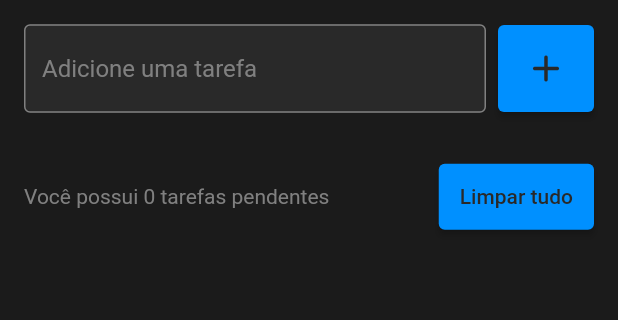
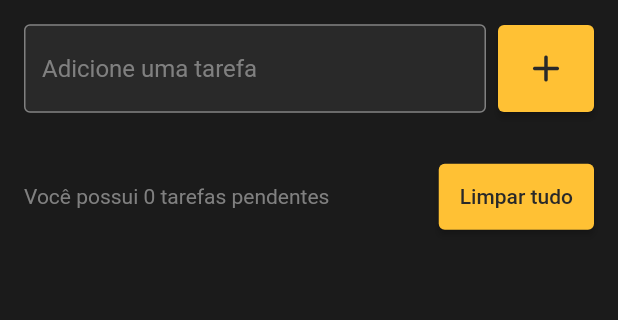
Before and after one commit to gsutavo-f/todo-list-flutter, a Flutter app: the screen it shows after launch, on a phone screen of 412 x 824 dp, the part 545-865 px from its top. Run offline on Flutter 3.47's test engine with Material 2 defaults, Android fonts, the phone set to English and light mode, and no system bars; our stand-ins replace flutter_slidable, shared_preferences; Roboto replaces fonts that are missing (Gotham).

Commit message:
Tarefas criadas agora sao salvas

```diff
--- a/lib/models/todo.dart
+++ b/lib/models/todo.dart
@@ -2,7 +2,18 @@ class Todo {
 
   Todo({required this.title, required this.date});
 
+  Todo.fromJson(Map<String, dynamic> json)
+    : title = json['title'],
+        date = DateTime.parse(json['date']);
+
   String title;
   DateTime date;
 
+  Map<String, dynamic> toJson() {
+    return {
+      'title': title,
+      'date': date.toIso8601String(),
+    };
+  }
+
 }
--- a/lib/pages/todo_list_page.dart
+++ b/lib/pages/todo_list_page.dart
@@ -1,6 +1,7 @@
 import 'package:flutter/material.dart';
 import 'package:flutter_slidable/flutter_slidable.dart';
 import 'package:todo_list/models/todo.dart';
+import 'package:todo_list/repositories/todo_repository.dart';
 import 'package:todo_list/widgets/todo_list_item.dart';
 
 class TodoListPage extends StatefulWidget {
@@ -12,16 +13,28 @@ class TodoListPage extends StatefulWidget {
 
 class _TodoListPageState extends State<TodoListPage> {
   final TextEditingController todoController = TextEditingController();
+  final TodoRepository todoRepository = TodoRepository();
 
   Color backgroundColor = Color(0xff1b1b1b);
   Color usefulColor = Color(0xff292929);
   Color textColor = Color(0xff808080);
-  Color primaryColor = Color(0xff0090ff);
-  Color secondaryColor = Color(0xffffa500);
+  Color primaryColor = Color(0xffffc134);
 
   List<Todo> todos = [];
   Todo? deletedTodo;
   int? deletedPos;
+
+  String? errorText;
+
+  @override
+  void initState() {
+    super.initState();
+    todoRepository.getTodoList().then((value) {
+      setState(() {
+        todos = value;
+      });
+    });
+  }
 
   @override
   Widget build(BuildContext context) {
@@ -47,22 +60,6 @@ class _TodoListPageState extends State<TodoListPage> {
                           fontFamily: 'Gotham',
                         ),
                       ),
-                      // SizedBox(width: 4.0),
-                      // Container(
-                      //   child: Text(
-                      //     'List',
-                      //     style: TextStyle(
-                      //       color: backgroundColor,
-                      //       fontSize: 36.0,
-                      //       fontWeight: FontWeight.w900,
-                      //     ),
-                      //   ),
-                      //   padding: const EdgeInsets.symmetric(horizontal: 6.0, vertical: 2.0),
-                      //   decoration: BoxDecoration(
-                      //     borderRadius: BorderRadius.circular(3.0),
-                      //     color: primaryColor,
-                      //   ),
-                      // ),
                     ],
                   ),
                 ),
@@ -84,6 +81,7 @@ class _TodoListPageState extends State<TodoListPage> {
                             borderSide: BorderSide(color: textColor),
                           ),
                           hintText: 'Adicione uma tarefa',
+                          errorText: errorText,
                           hintStyle: TextStyle(
                             color: textColor,
                           ),
@@ -97,14 +95,22 @@ class _TodoListPageState extends State<TodoListPage> {
                     ElevatedButton(
                       onPressed: () {
                         String text = todoController.text;
+                        if (text.isEmpty) {
+                          setState(() {
+                            errorText = 'O titulo nao pode ser vazio';
+                          });
+                          return;
+                        }
                         setState(() {
                           Todo newTodo = Todo(
                             title: text,
                             date: DateTime.now(),
                           );
                           todos.add(newTodo);
+                          errorText = null;
                         });
                         todoController.clear();
+                        todoRepository.saveTodoList(todos);
                       },
                       style: ElevatedButton.styleFrom(
                         primary: primaryColor,
@@ -148,8 +154,7 @@ class _TodoListPageState extends State<TodoListPage> {
                     ElevatedButton(
                       onPressed: showDeleteConfirmationDialog,
                       style: ElevatedButton.styleFrom(
-                          primary: primaryColor,
-                          padding: EdgeInsets.all(14.0)),
+                          primary: primaryColor, padding: EdgeInsets.all(14.0)),
                       child: Text(
                         'Limpar tudo',
                         style: TextStyle(
@@ -174,6 +179,7 @@ class _TodoListPageState extends State<TodoListPage> {
     setState(() {
       todos.remove(todo);
     });
+    todoRepository.saveTodoList(todos);
 
     ScaffoldMessenger.of(context).clearSnackBars();
     ScaffoldMessenger.of(context).showSnackBar(
@@ -192,6 +198,7 @@ class _TodoListPageState extends State<TodoListPage> {
             setState(() {
               todos.insert(deletedPos!, deletedTodo!);
             });
+            todoRepository.saveTodoList(todos);
           },
         ),
         duration: const Duration(seconds: 5),
@@ -241,5 +248,6 @@ class _TodoListPageState extends State<TodoListPage> {
     setState(() {
       todos.clear();
     });
+    todoRepository.saveTodoList(todos);
   }
 }
--- /dev/null
+++ b/lib/repositories/todo_repository.dart
@@ -0,0 +1,23 @@
+import 'dart:convert';
+
+import 'package:shared_preferences/shared_preferences.dart';
+import 'package:todo_list/models/todo.dart';
+
+const todoListKey = 'todo_list';
+
+class TodoRepository {
+  late SharedPreferences sharedPreferences;
+
+  Future<List<Todo>> getTodoList() async {
+    sharedPreferences = await SharedPreferences.getInstance();
+    final String jsonString = sharedPreferences.getString(todoListKey) ?? '[]';
+    List jsonDecoded = json.decode(jsonString) as List;
+    return jsonDecoded.map((e) => Todo.fromJson(e)).toList();
+  }
+
+  void saveTodoList(List<Todo> todos) {
+    final jsonString = json.encode(todos);
+    sharedPreferences.setString(todoListKey, jsonString);
+  }
+
+}
--- a/pubspec.yaml
+++ b/pubspec.yaml
@@ -36,6 +36,7 @@ dependencies:
   cupertino_icons: ^1.0.4
   intl:
   flutter_slidable: ^1.2.0
+  shared_preferences: ^2.0.13
 
 dev_dependencies:
   flutter_test:
```
Also changed, not shown: pubspec.lock.
